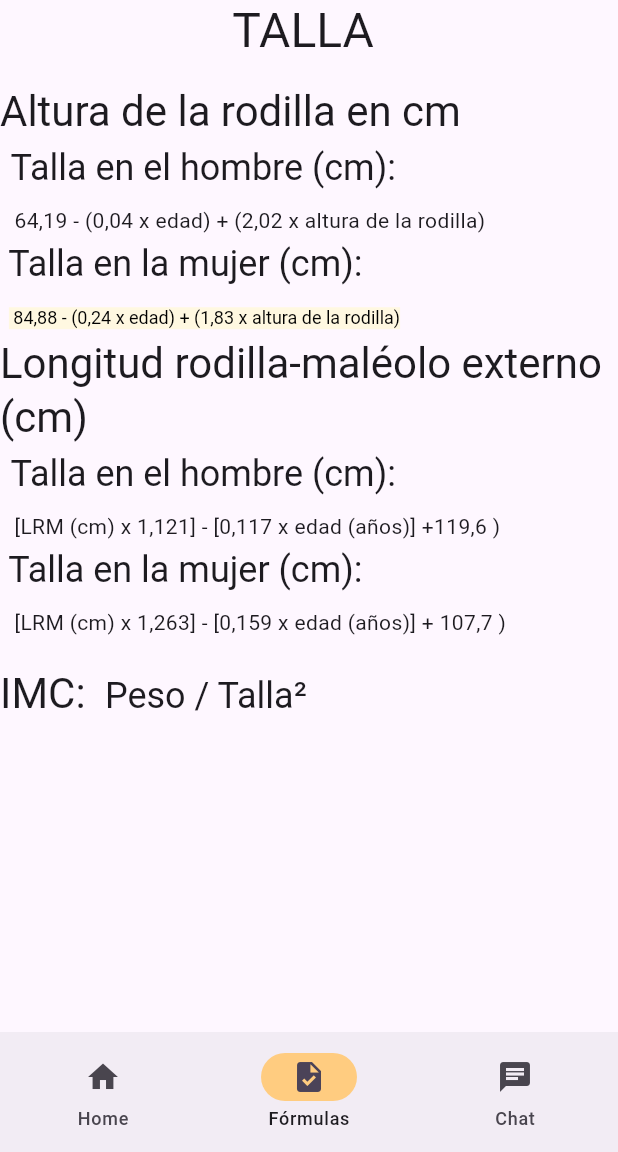
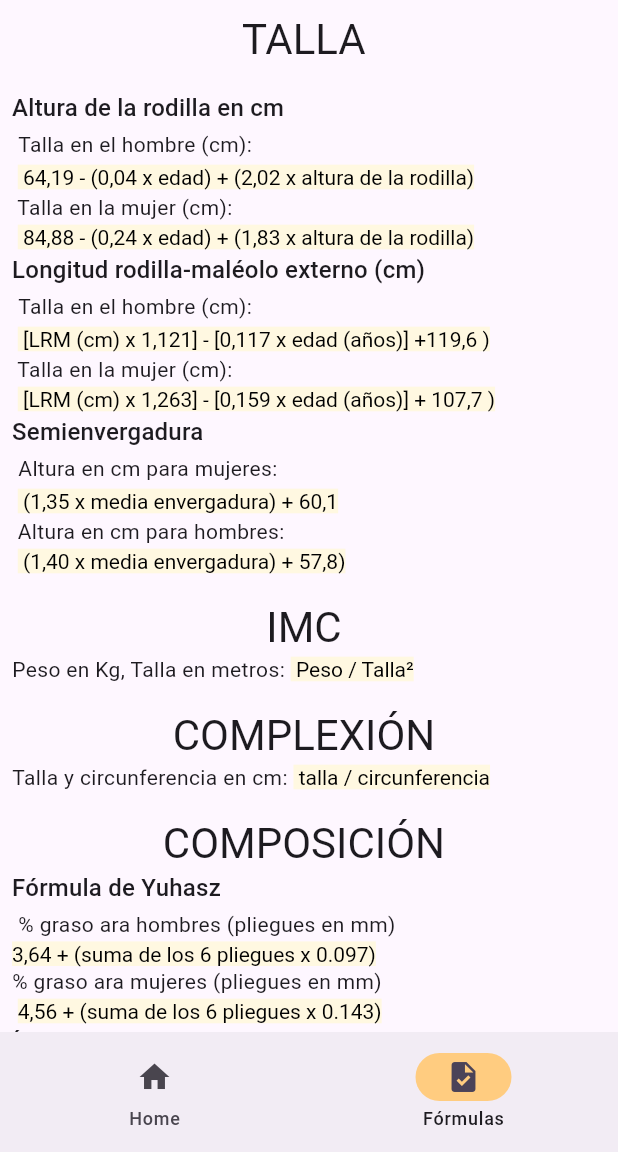
Before and after one commit to Teren91/nutrical, a Flutter app: the FormulaPage screen opened directly, on a phone screen of 412 x 824 dp, the part 84-1236 px from its top. Run offline on Flutter 3.47's test engine with Material 3 defaults, Android fonts, the phone set to English and light mode, and no system bars; our stand-ins replace flutter_dotenv, lottie; missing offline and left inert: chat_gpt_sdk.

Commit message:
Terminada página de fórmulas Ajustados iconos de la app Corregido bug de navegación

```diff
--- a/lib/pages/formula_page.dart
+++ b/lib/pages/formula_page.dart
@@ -1,5 +1,6 @@
 import 'package:flutter/foundation.dart';
 import 'package:flutter/material.dart';
+import 'package:nutrical/utils/theme.dart';
 import 'package:nutrical/widgets/navigation_bar.dart';
 
 class FormulaPage extends StatefulWidget {
@@ -19,7 +20,10 @@ class _FormulaPageState extends State<FormulaPage> {
         backgroundColor: Theme.of(context).colorScheme.inversePrimary,
         title: Text(widget.title),
       ),
-      body: RichText(
+      body: SingleChildScrollView(
+        child: Padding(
+          padding: const EdgeInsets.all(8.0),
+          child: RichText(
             text: TextSpan(
               children: [
                 //TALLA
@@ -27,58 +31,144 @@ class _FormulaPageState extends State<FormulaPage> {
                   child: Row(
                       mainAxisAlignment: MainAxisAlignment.center,
                       children: [
-                Text('TALLA ', style: Theme.of(context).textTheme.headlineLarge),
+                        Text('TALLA ',
+                            style: Theme.of(context).textTheme.headlineMedium),
                       ]),
                 ),
 
                 WidgetSpan(child: Container()),
                 TextSpan(
                     text: 'Altura de la rodilla en cm\n ',
-                style: Theme.of(context).textTheme.headlineMedium),
+                    style: Theme.of(context).textTheme.titleMedium),
                 TextSpan(
                     text: 'Talla en el hombre (cm):\n ',
-                style: Theme.of(context).textTheme.headlineSmall),
+                    style: Theme.of(context).textTheme.bodyMedium),
                 TextSpan(
                     text:
                         ' 64,19 - (0,04 x edad) + (2,02 x altura de la rodilla)',
-                style: Theme.of(context).textTheme.bodyMedium),
+                    style: MyTheme().displaySmall),
                 TextSpan(
                     text: '\n Talla en la mujer (cm):\n ',
-                style: Theme.of(context).textTheme.headlineSmall),
+                    style: Theme.of(context).textTheme.bodyMedium),
                 TextSpan(
                     text:
                         ' 84,88 - (0,24 x edad) + (1,83 x altura de la rodilla)',
-                //style: Theme.of(context).textTheme.bodyMedium),
-                style: Theme.of(context).textTheme.displaySmall,
-
+                    style: MyTheme()
+                        .displaySmall //Theme.of(context).textTheme.displaySmall,
                     ),
 
                 TextSpan(
                     text: '\nLongitud rodilla-maléolo externo (cm)\n ',
-                style: Theme.of(context).textTheme.headlineMedium),
+                    style: Theme.of(context).textTheme.titleMedium),
                 TextSpan(
                     text: 'Talla en el hombre (cm):\n ',
-                style: Theme.of(context).textTheme.headlineSmall),
+                    style: Theme.of(context).textTheme.bodyMedium),
                 TextSpan(
                     text:
                         ' [LRM (cm) x 1,121] - [0,117 x edad (años)] +119,6 )',
-                style: Theme.of(context).textTheme.bodyMedium),
+                    style: MyTheme().displaySmall),
                 TextSpan(
                     text: '\n Talla en la mujer (cm):\n ',
-                style: Theme.of(context).textTheme.headlineSmall),
+                    style: Theme.of(context).textTheme.bodyMedium),
                 TextSpan(
                     text:
                         ' [LRM (cm) x 1,263] - [0,159 x edad (años)] + 107,7 )',
+                    style: MyTheme().displaySmall),
+
+                //Semienvergadura
+                TextSpan(
+                    text: '\nSemienvergadura\n ',
+                    style: Theme.of(context).textTheme.titleMedium),
+                TextSpan(
+                    text: 'Altura en cm para mujeres:\n ',
                     style: Theme.of(context).textTheme.bodyMedium),
+                TextSpan(
+                    text: ' (1,35 x media envergadura) + 60,1',
+                    style: MyTheme().displaySmall),
+                TextSpan(
+                    text: '\n Altura en cm para hombres:\n ',
+                    style: Theme.of(context).textTheme.bodyMedium),
+                TextSpan(
+                    text: ' (1,40 x media envergadura) + 57,8)',
+                    style: MyTheme().displaySmall),
                 //IMC
                 WidgetSpan(child: Container()),
+                WidgetSpan(
+                  child: Row(
+                      mainAxisAlignment: MainAxisAlignment.center,
+                      children: [
+                        Text('IMC ',
+                            style: Theme.of(context).textTheme.headlineMedium),
+                      ]),
+                ),
+
                 TextSpan(
-                text: '\nIMC: ',
+                    text: '\nPeso en Kg, Talla en metros: ',
+                    style: Theme.of(context).textTheme.bodyMedium),
+                TextSpan(text: ' Peso / Talla²', style: MyTheme().displaySmall),
+
+                //CIMPLEXIÓN CORPORAL
+                WidgetSpan(child: Container()),
+                WidgetSpan(
+                  child: Row(
+                      mainAxisAlignment: MainAxisAlignment.center,
+                      children: [
+                        Text('COMPLEXIÓN ',
                             style: Theme.of(context).textTheme.headlineMedium),
+                      ]),
+                ),
                 TextSpan(
-                text: ' Peso / Talla²',
-                style: Theme.of(context).textTheme.headlineSmall),
+                    text: '\nTalla y circunferencia en cm: ',
+                    style: Theme.of(context).textTheme.bodyMedium),
+                TextSpan(
+                    text: ' talla / circunferencia',
+                    style: MyTheme().displaySmall),
+                //COMPOSICIÓN
+                WidgetSpan(child: Container()),
+                WidgetSpan(
+                  child: Row(
+                      mainAxisAlignment: MainAxisAlignment.center,
+                      children: [
+                        Text('COMPOSICIÓN ',
+                            style: Theme.of(context).textTheme.headlineMedium),
+                      ]),
+                ),
+
+                TextSpan(
+                    text: '\nFórmula de Yuhasz\n ',
+                    style: Theme.of(context).textTheme.titleMedium),
+                TextSpan(
+                    text: '% graso ara hombres (pliegues en mm) ',
+                    style: Theme.of(context).textTheme.bodyMedium),
+                TextSpan(
+                    text: '\n3,64 + (suma de los 6 pliegues x 0.097)',
+                    style: MyTheme().displaySmall),
+                TextSpan(
+                    text: '\n% graso ara mujeres (pliegues en mm)\n ',
+                    style: Theme.of(context).textTheme.bodyMedium),
+                TextSpan(
+                    text: '4,56 + (suma de los 6 pliegues x 0.143)',
+                    style: MyTheme().displaySmall),
+
+                //Indicador de sobrepeso
+                TextSpan(
+                    text: '\nÍndice cintura-cadera ',
+                    style: Theme.of(context).textTheme.titleMedium),
+                TextSpan(
+                    text: '\nIAC = CCa/CCc ',
+                    style: MyTheme().displaySmall),
+                TextSpan(
+                    text: '\nIAC: Índice abdomen-cadera',
+                    style: MyTheme().displaySmall),
+                TextSpan(
+                    text: '\nCCa: Circunferencia del abdomen (cm) ',
+                    style: MyTheme().displaySmall),
+                TextSpan(
+                    text: '\nCCc: circunferencia de la cadera (cm)',
+                    style: MyTheme().displaySmall),
               ],
+            ),
+          ),
         ),
       ),
       bottomNavigationBar: NavigationBarMain(
--- a/lib/pages/home_page.dart
+++ b/lib/pages/home_page.dart
@@ -1,7 +1,5 @@
 import 'package:flutter/foundation.dart';
 import 'package:flutter/material.dart';
-import 'package:nutrical/pages/chat_page.dart';
-import 'package:nutrical/pages/formula_page.dart';
 import 'package:nutrical/providers/routers.dart';
 import 'package:nutrical/widgets/heigth_form.dart';
 
@@ -54,8 +52,8 @@ class _MyHomePageState extends State<MyHomePage> {
           ),
         ),
 
-        FormulaPage(title: widget.title),
-        ChatPage(title: widget.title)
+        // FormulaPage(title: widget.title),
+        // ChatPage(title: widget.title)
 
         ] [currentPageIndex],
         bottomNavigationBar: NavigationBarMain(
--- a/lib/providers/routers.dart
+++ b/lib/providers/routers.dart
@@ -20,6 +20,8 @@ class MyRouter {
         return MaterialPageRoute(builder: (context) => const ChatPage(title: 'Nutrical'));
       case '/heigthTablet':
         return MaterialPageRoute(builder: (context) => const HeigthFormTablet(title: 'Nutrical'));
+      case '/heigth':
+        return MaterialPageRoute(builder: (context) => const HeigthForm(title: 'Nutrical'));
       default:
         return MaterialPageRoute(builder: (context) => const HeigthForm(title: 'Nutrical'));
     }
--- a/lib/utils/theme.dart
+++ b/lib/utils/theme.dart
@@ -1,23 +1,11 @@
-// import 'package:flutter/material.dart';
+import 'package:flutter/material.dart';
 
-// class MyTheme extends ThemeData {
-//   MyTheme() : super(
-//     textTheme: TextTheme(
-//       displaySmall: TextStyle(
-//         fontSize: 14.0,
-//         backgroundColor: Colors.amber[50],
-//         color: Colors.black
-//       ),
-//     ),
-//   );
-// }
-
-// /*
-// textTheme: TextTheme(
-//           displaySmall: TextStyle(
-//             fontSize: 14.0,
-//             backgroundColor: Colors.amber[50],
-//             color: Colors.black
-//           )
-//         )
-//         */
+class MyTheme extends TextTheme {
+  MyTheme() : super(
+    displaySmall: TextStyle(
+      fontSize: 14.0,
+      backgroundColor: Colors.amber[50],
+      color: Colors.black
+    )
+  );
+}
--- a/lib/widgets/heigth_form.dart
+++ b/lib/widgets/heigth_form.dart
@@ -8,6 +8,9 @@ import 'package:nutrical/utils/constants.dart';
 import 'package:nutrical/widgets/navigation_bar.dart';
 
 import 'text_form_field_widget.dart';
+
+import 'package:nutrical/providers/routers.dart';
+
 
 class HeigthForm extends StatefulWidget {
   const HeigthForm({super.key, required this.title});
@@ -214,9 +217,10 @@ class HeigthFormState extends State<HeigthForm> {
     double widthComponent = MediaQuery.of(context).size.width;
     double heightComponent = MediaQuery.of(context).size.height;
 
-    return Material(
+    return MaterialApp(
+      onGenerateRoute: MyRouter.getRoute,
 
-      child: Scaffold(
+      home: Scaffold(
         appBar: AppBar(
           backgroundColor: Theme.of(context).colorScheme.inversePrimary,
           title: Text(widget.title),
@@ -556,7 +560,7 @@ class HeigthFormState extends State<HeigthForm> {
         ),
         bottomNavigationBar: NavigationBarMain(
           currentPageIndex: 0,
-          isTablet:  widthComponent > 600 ? true : false,
+          isTablet:  widthComponent > 450 ? true : false,
         ),
       ),
     );
--- a/lib/widgets/navigation_bar.dart
+++ b/lib/widgets/navigation_bar.dart
@@ -1,5 +1,6 @@
 import 'package:flutter/material.dart';
 
+// ignore: must_be_immutable
 class NavigationBarMain extends StatefulWidget {
   NavigationBarMain(
     {
@@ -20,6 +21,7 @@ class _NavigationBarMainState extends State<NavigationBarMain> {
   @override
   Widget build(BuildContext context) {
     return NavigationBar(
+
       onDestinationSelected: (int index) {
         setState(() {
           widget.currentPageIndex = index;
@@ -37,9 +39,9 @@ class _NavigationBarMainState extends State<NavigationBarMain> {
           case 1:
             Navigator.pushReplacementNamed(context, '/formula');
             break;
-          case 2:
-            Navigator.pushReplacementNamed(context, '/chat');
-            break;
+          // case 2:
+          //   Navigator.pushReplacementNamed(context, '/chat');
+          //   break;
         }
       },
       indicatorColor: Colors.orange[200],
@@ -47,7 +49,7 @@ class _NavigationBarMainState extends State<NavigationBarMain> {
       destinations: const <Widget> [
         NavigationDestination(icon: Icon(Icons.home), label: 'Home'),
         NavigationDestination(icon: Icon(Icons.task), label: 'Fórmulas'),
-        NavigationDestination(icon: Icon(Icons.chat), label: 'Chat'),
+       // NavigationDestination(icon: Icon(Icons.chat), label: 'Chat'),
       ],
 
     );
```
Also changed, not shown: 5 other files. Lines whose indentation alone changed are shown as unchanged.
